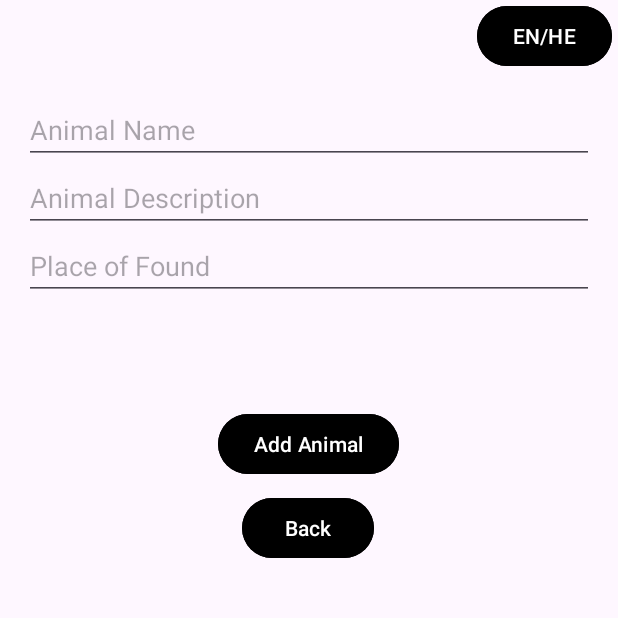
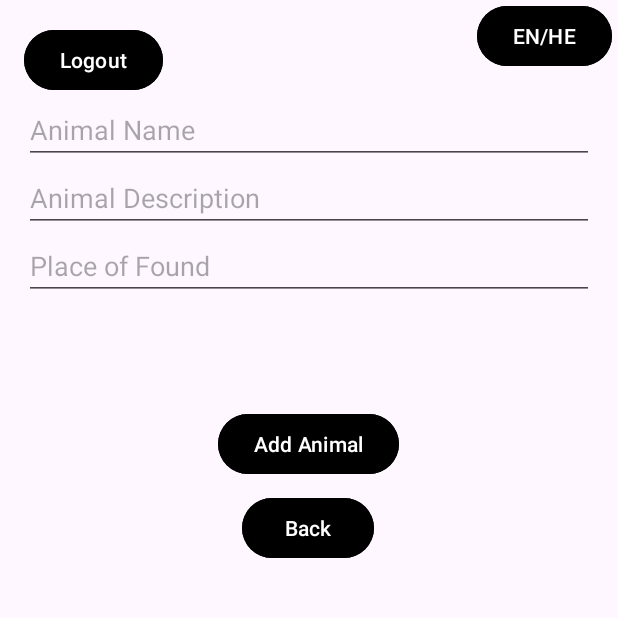
Before and after one commit to BenSimany/AnimalInfoApp, an Android app: the AddAnimalFragment screen opened through its navigation route, on a phone screen of 412 x 824 dp, the top half of it. Run offline under Robolectric (Android 15) with nearby library versions, the phone set to English and light mode, and no system bars; our stand-ins replace Firebase (no records; nobody signed in at launch, a user with empty details on screens opened directly).

Commit message:
logout btn added

```diff
--- a/app/src/main/java/com/example/animalinfoapp/fragments/AddAnimalFragment.java
+++ b/app/src/main/java/com/example/animalinfoapp/fragments/AddAnimalFragment.java
@@ -1,11 +1,13 @@
 package com.example.animalinfoapp.fragments;
 
+import android.content.Context;
 import android.content.SharedPreferences;
 import android.os.Bundle;
 import android.text.TextUtils;
 import android.view.LayoutInflater;
 import android.view.View;
 import android.view.ViewGroup;
+import android.widget.Button;
 import android.widget.EditText;
 import android.widget.Toast;
 
@@ -25,7 +27,7 @@ import static android.content.Context.MODE_PRIVATE;
 public class AddAnimalFragment extends Fragment {
 
     private EditText etName, etDescription, etPlaceOfFound;
-    private MaterialButton btnAdd, btnBack;
+    private Button btnAdd, btnBack ,btnLogout;
 
     @Nullable
     @Override
@@ -40,6 +42,7 @@ public class AddAnimalFragment extends Fragment {
         etPlaceOfFound = view.findViewById(R.id.etAnimalPlaceOfFound);
         btnAdd         = view.findViewById(R.id.btnAddAnimal);
         btnBack        = view.findViewById(R.id.btnBack);
+        btnLogout      = view.findViewById(R.id.btnLogout);
 
         btnAdd.setOnClickListener(v -> {
             String name  = etName.getText().toString().trim();
@@ -98,7 +101,16 @@ public class AddAnimalFragment extends Fragment {
             Navigation.findNavController(view)
                     .navigate(R.id.action_addAnimalFragment_to_animalsFragment);
         });
+        btnLogout.setOnClickListener(v -> {
+            // מחיקת נתוני המשתמש מ-SharedPreferences
+            SharedPreferences preferences = requireContext().getSharedPreferences("UserPrefs", Context.MODE_PRIVATE);
+            SharedPreferences.Editor editor = preferences.edit();
+            editor.clear(); // מוחק את כל הנתונים
+            editor.apply();
 
+            // מעבר למסך ההתחברות
+            Navigation.findNavController(v).navigate(R.id.action_addAnimalFragment_to_loginFragment);
+        });
         return view;
     }
 }
--- a/app/src/main/res/layout/fragment_add_animal.xml
+++ b/app/src/main/res/layout/fragment_add_animal.xml
@@ -6,7 +6,20 @@
     android:layout_height="match_parent"
     android:padding="16dp">
 
-    <!-- שם החיה -->
+    <Button
+        android:id="@+id/btnLogout"
+        android:layout_width="wrap_content"
+        android:layout_height="wrap_content"
+        android:backgroundTint="@color/black"
+        android:text="@string/logout"
+        android:textColor="@color/white"
+        android:onClick="onLogoutClicked"
+        app:cornerRadius="20dp"
+        android:layout_marginStart="0dp"
+        android:layout_marginTop="0dp"
+        app:layout_constraintStart_toStartOf="parent"
+        app:layout_constraintTop_toTopOf="parent" />
+
 
     <!-- תיאור החיה -->
     <EditText
--- a/app/src/main/res/navigation/nav_graph.xml
+++ b/app/src/main/res/navigation/nav_graph.xml
@@ -40,6 +40,9 @@
         <action
             android:id="@+id/action_animalsFragment_to_addAnimalFragment"
             app:destination="@id/addAnimalFragment" />
+        <action
+            android:id="@+id/action_animalsFragment_to_loginFragment"
+            app:destination="@id/loginFragment" />
     </fragment>
 
     <!-- מסך הוספת חיה -->
@@ -51,6 +54,9 @@
         <action
             android:id="@+id/action_addAnimalFragment_to_animalsFragment"
             app:destination="@id/animalsFragment" />
+        <action
+            android:id="@+id/action_addAnimalFragment_to_loginFragment"
+            app:destination="@id/loginFragment" />
     </fragment>
 
 </navigation>
--- a/app/src/main/res/values/strings.xml
+++ b/app/src/main/res/values/strings.xml
@@ -26,6 +26,7 @@
 
     <!-- Buttons -->
     <string name="login">Login</string>
+    <string name="logout">Logout</string>
     <string name="register">Register</string>
     <string name="add_animal">Add Animal</string>
     <string name="back">Back</string>
```
Also changed, not shown: app/src/main/java/com/example/animalinfoapp/fragments/AnimalsFragment.java (+14 -1 lines), app/src/main/res/layout/fragment_animals.xml (+21 -6 lines), app/src/main/res/layout/fragment_login.xml (+35 -12 lines), app/src/main/res/layout/fragment_register.xml (+44 -21 lines), 1 other file.
